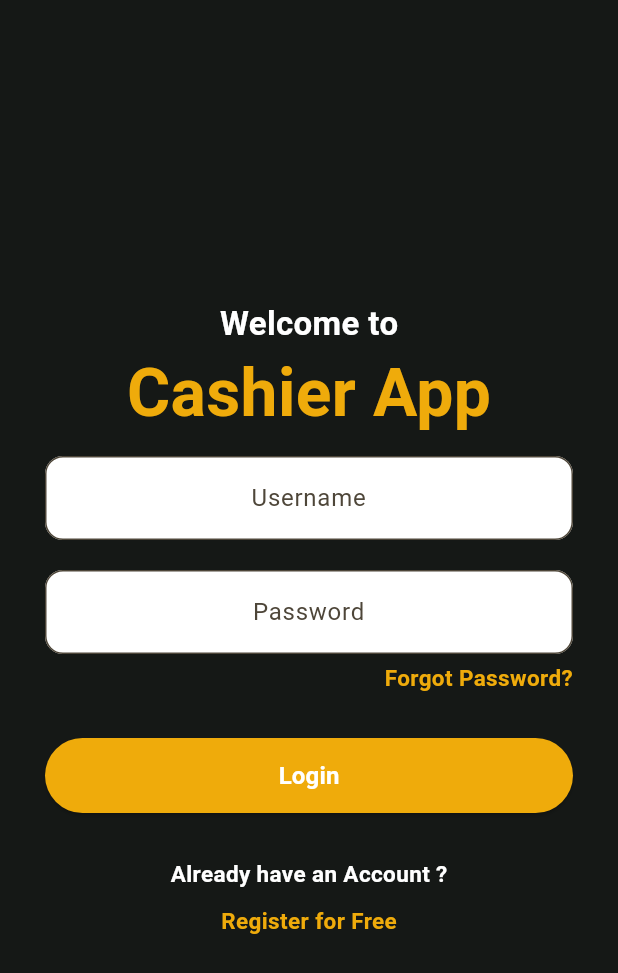
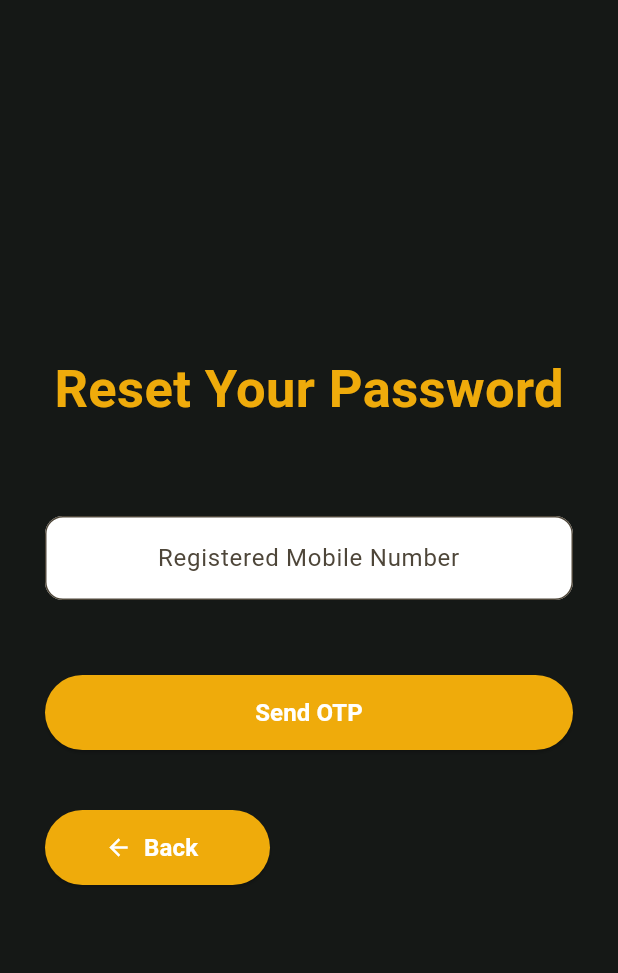
Before and after one commit to umangsthav2/cashier_app, a Flutter app: the screen it shows after launch, after a tap on "Forgot Password?", on a phone screen of 412 x 824 dp. Shown: the top 973 px of the screen. Run offline on Flutter 3.47's test engine with Material 3 defaults, Android fonts, the phone set to English and light mode, and no system bars.

Commit message:
Developed forgot password screen

```diff
--- a/source/cashier_app_source/lib/main.dart
+++ b/source/cashier_app_source/lib/main.dart
@@ -1,3 +1,4 @@
+import 'package:cashier_app_source/screens/forgot_password.dart';
 import 'package:flutter/material.dart';
 
 import 'screens/welcome.dart';
@@ -17,7 +18,6 @@ class MyApp extends StatelessWidget {
       theme: ThemeData(
         colorScheme: ColorScheme.fromSeed(seedColor: Color(primaryColor)),
       ),
-      // home: const MyHomePage(title: 'Flutter Demo Home Page'),
       home: WelcomeScreen(),
       debugShowCheckedModeBanner: false,
     );
--- /dev/null
+++ b/source/cashier_app_source/lib/screens/forgot_password.dart
@@ -0,0 +1,93 @@
+import 'package:flutter/material.dart';
+import '../utils/colors.dart';
+
+class ForgotPassword extends StatelessWidget {
+  @override
+  Widget build(BuildContext bc) {
+    return Scaffold(
+      backgroundColor: Color(brandBlack),
+      body: SingleChildScrollView(
+        child: Container(
+          height: MediaQuery.of(bc).size.height,
+          child: Padding(
+            padding: EdgeInsets.all(30),
+            child: SizedBox(
+              width: double.infinity,
+              child: Column(
+                mainAxisAlignment: MainAxisAlignment.center,
+                crossAxisAlignment: CrossAxisAlignment.center,
+                children: [
+                  Text(
+                    "Reset Your Password",
+                    style: TextStyle(
+                      fontWeight: FontWeight.bold,
+                      fontSize: 35,
+                      color: Color(primaryColor),
+                    ),
+                  ),
+                  Padding(
+                    padding: const EdgeInsets.only(top: 60, bottom: 10),
+                    child: TextField(
+                      textAlign: TextAlign.center,
+                      decoration: InputDecoration(
+                        hintText: "Registered Mobile Number",
+                        filled: true,
+                        fillColor: Color(brandWhite),
+                        border: OutlineInputBorder(
+                          borderRadius: BorderRadius.circular(12),
+                        ),
+                      ),
+                    ),
+                  ),
+                  Padding(
+                    padding: const EdgeInsets.only(top: 40),
+                    child: ElevatedButton(
+                      style: ElevatedButton.styleFrom(
+                        backgroundColor: Color(primaryColor),
+                        minimumSize: Size(double.infinity, 50),
+                      ),
+                      onPressed: () {},
+                      child: Text(
+                        "Send OTP",
+                        style: TextStyle(
+                          fontWeight: FontWeight.bold,
+                          fontSize: 16,
+                          color: Color(brandWhite),
+                        ),
+                      ),
+                    ),
+                  ),
+                  Align(
+                    alignment: Alignment.centerLeft,
+                    child: Padding(
+                      padding: const EdgeInsets.only(top: 40),
+                      child: ElevatedButton.icon(
+                        style: ElevatedButton.styleFrom(
+                          backgroundColor: Color(primaryColor),
+                          minimumSize: Size(150, 50),
+                        ),
+                        onPressed: () {
+                          Navigator.pop(bc);
+                        },
+                        icon: Icon(Icons.arrow_back_outlined,
+                        color:Color(brandWhite)),
+                        label: Text(
+                          "Back",
+                          style: TextStyle(
+                            fontWeight: FontWeight.bold,
+                            fontSize: 16,
+                            color: Color(brandWhite),
+                          ),
+                        ),
+                      ),
+                    ),
+                  ),
+                ],
+              ),
+            ),
+          ),
+        ),
+      ),
+    );
+  }
+}
--- a/source/cashier_app_source/lib/screens/welcome.dart
+++ b/source/cashier_app_source/lib/screens/welcome.dart
@@ -1,3 +1,4 @@
+import 'package:cashier_app_source/screens/forgot_password.dart';
 import 'package:flutter/material.dart';
 import '../utils/colors.dart';
 
@@ -66,7 +67,9 @@ class WelcomeScreen extends StatelessWidget {
                     child: Align(
                       alignment: Alignment.centerRight,
                       child: InkWell(
-                        onTap: () {},
+                        onTap: () {
+                          Navigator.push(bc,MaterialPageRoute(builder:(context)=>ForgotPassword(),));
+                        },
                         child: Text(
                           "Forgot Password?",
                           textAlign: TextAlign.right,
```
Also changed, not shown: source/references/screens/png/Frame 123.png (deleted), source/references/screens/png/Frame 257.png (deleted), source/references/screens/png/Frame 258.png (deleted), source/references/screens/png/Frame 262.png (deleted), source/references/screens/png/Frame 263.png (deleted), source/references/screens/png/Frame 266-1.png (deleted), source/references/screens/png/Frame 266.png (deleted), source/references/screens/png/Group 126.png (deleted), source/references/screens/png/Group 168.png (deleted), source/references/screens/png/Group 72.png (deleted), source/references/screens/png/done/welcome.png (renamed from source/references/screens/png/welcome.png), source/references/screens/png/ic_round-arrow-back.png (deleted), source/references/screens/png/image 5.png (deleted), source/references/screens/png/image 6.png (deleted), 3 more files.
